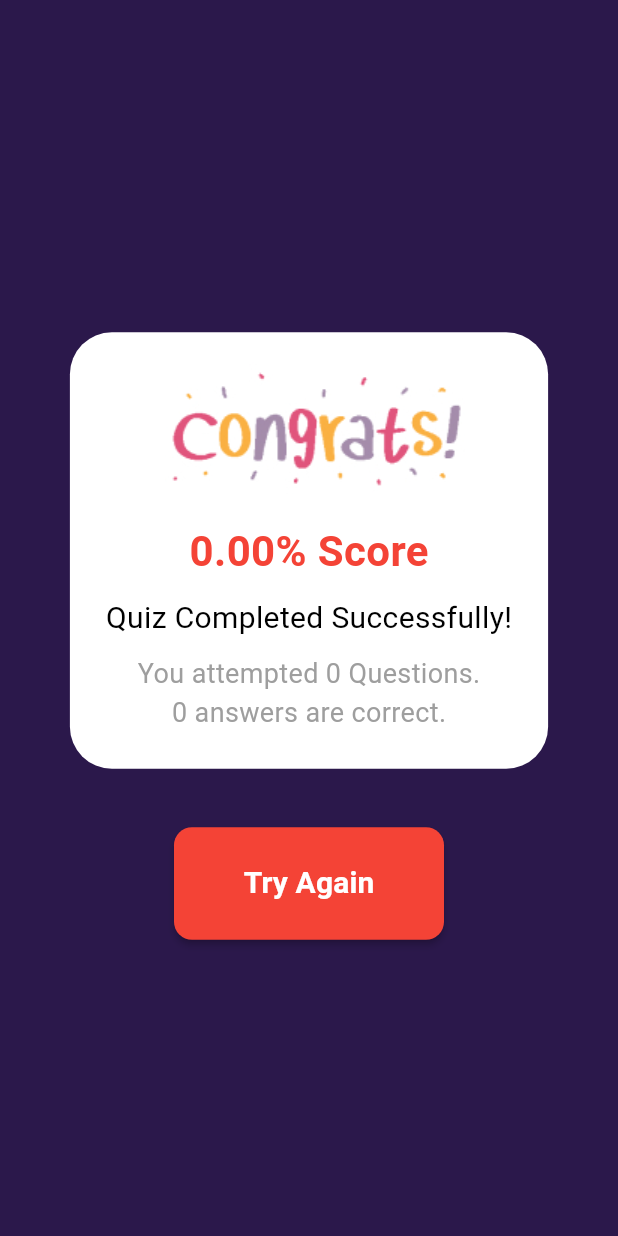
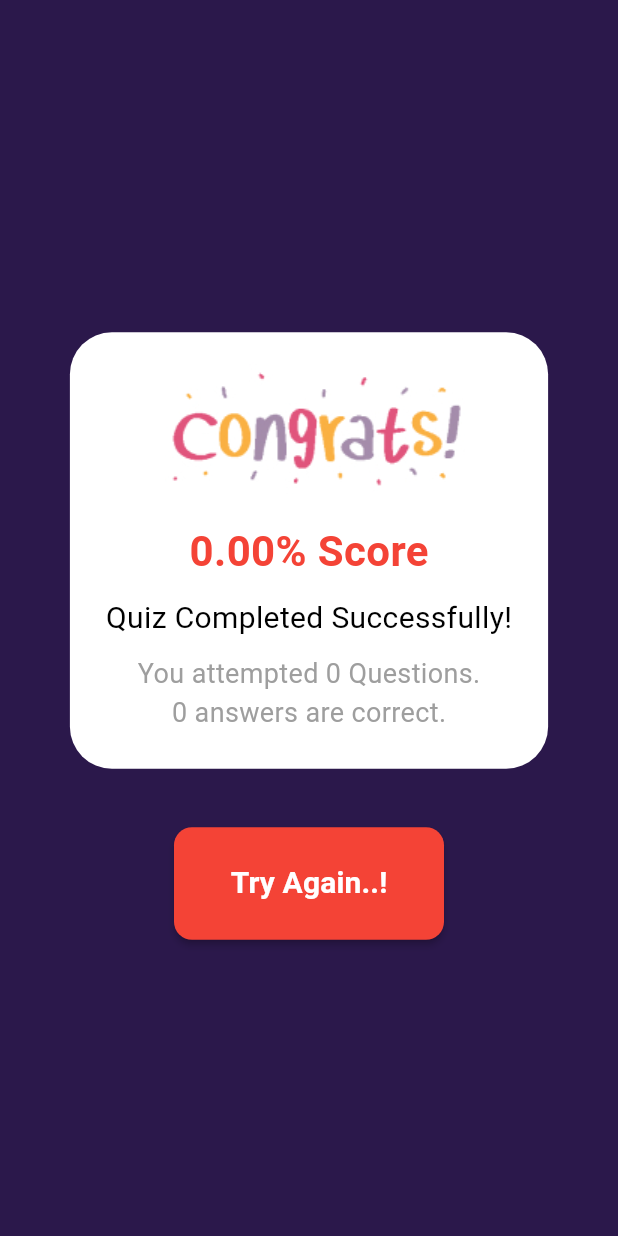
Before and after one commit to Shadajifrin/quiz_app, a Flutter app: the ResultPage screen opened directly with empty values, on a phone screen of 412 x 824 dp. Run offline on Flutter 3.47's test engine with Material 3 defaults, Android fonts, the phone set to English and light mode, and no system bars.

Commit message:
modifications on button

```diff
--- a/lib/screens/quizapp.dart
+++ b/lib/screens/quizapp.dart
@@ -235,7 +235,7 @@ class ResultPage extends StatelessWidget {
                   Navigator.of(context).pop(); // Close the result page
                 }
               },
-              child: Text(percentageScore < 50 ? 'Try Again' : 'Back',style: TextStyle(fontWeight: FontWeight.bold,fontSize: 20),),
+              child: Text(percentageScore < 50 ? 'Try Again..!' : 'Back..!',style: TextStyle(fontWeight: FontWeight.bold,fontSize: 20),),
 
               height: 75,
               minWidth: 180,
```
